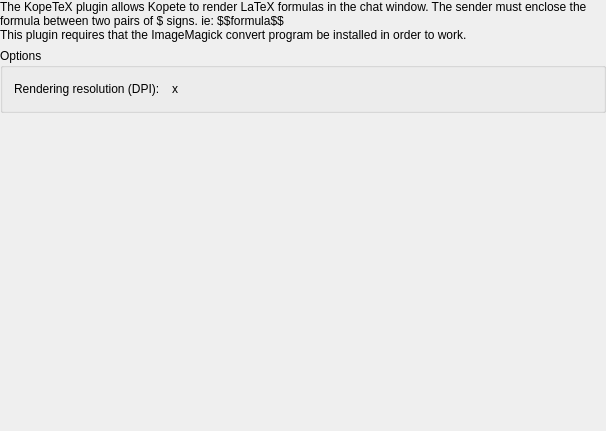
This is plugins/latex/latexprefsbase.ui in KDE/kopete as Qt 5 draws it before an edit. The edited form follows.
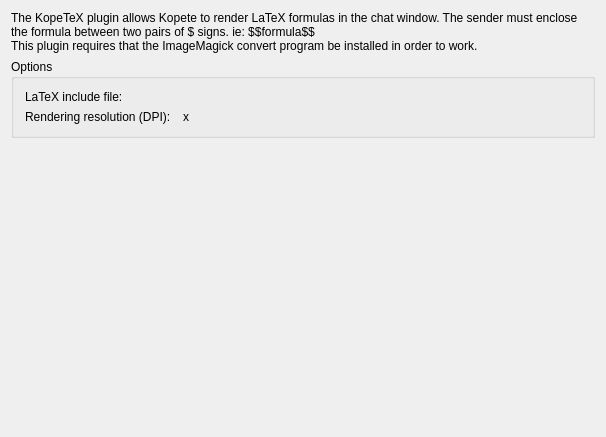
This is the edited form. Custom widgets are drawn as their Qt base class.

Commit message: Add support for Latex include file. This was easy because the script we use to do the real work already supports include files FEATURE:152509 Use static methods of LatexConfig for config retrieval

Patch:
```diff
--- a/plugins/latex/latexprefsbase.ui
+++ b/plugins/latex/latexprefsbase.ui
@@ -7,22 +7,10 @@
     <x>0</x>
     <y>0</y>
     <width>606</width>
-    <height>431</height>
+    <height>437</height>
    </rect>
   </property>
   <layout class="QVBoxLayout" >
-   <property name="leftMargin" >
-    <number>0</number>
-   </property>
-   <property name="topMargin" >
-    <number>0</number>
-   </property>
-   <property name="rightMargin" >
-    <number>0</number>
-   </property>
-   <property name="bottomMargin" >
-    <number>0</number>
-   </property>
    <item>
     <widget class="QLabel" name="textLabel1" >
      <property name="frameShape" >
@@ -44,6 +32,24 @@
      </property>
      <layout class="QHBoxLayout" >
       <item>
+       <layout class="QVBoxLayout" >
+        <item>
+         <layout class="QHBoxLayout" >
+          <item>
+           <widget class="QLabel" name="textLabel4" >
+            <property name="text" >
+             <string>LaTeX include file:</string>
+            </property>
+           </widget>
+          </item>
+          <item>
+           <widget class="KUrlRequester" name="includeUrlRequester" />
+          </item>
+         </layout>
+        </item>
+        <item>
+         <layout class="QHBoxLayout" >
+          <item>
        <widget class="QLabel" name="textLabel2" >
         <property name="text" >
          <string>Rendering resolution (DPI):</string>
@@ -51,8 +57,6 @@
        </widget>
       </item>
       <item>
-       <layout class="QHBoxLayout" >
-        <item>
          <widget class="KIntNumInput" name="horizontalDPI" />
         </item>
         <item>
@@ -67,6 +71,8 @@
         </item>
        </layout>
       </item>
+       </layout>
+      </item>
       <item>
        <spacer>
         <property name="orientation" >
@@ -106,6 +112,11 @@
    <extends>QWidget</extends>
    <header>knuminput.h</header>
   </customwidget>
+  <customwidget>
+   <class>KUrlRequester</class>
+   <extends>QFrame</extends>
+   <header>kurlrequester.h</header>
+  </customwidget>
  </customwidgets>
  <resources/>
  <connections/>
```
Lines whose indentation alone changed are shown as unchanged. The commit also changes 5 other files.
